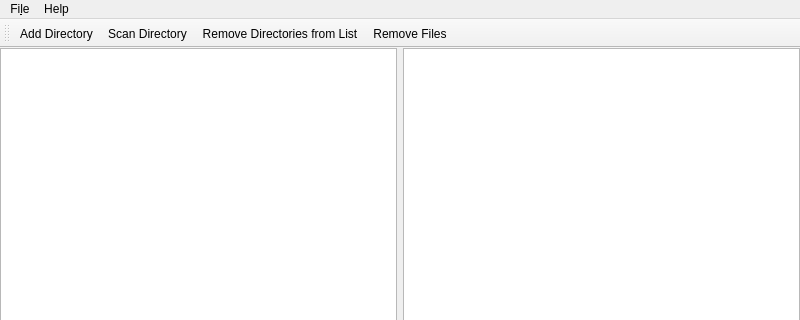
This is mainwindow.ui in nothingelsematters/similar-files as Qt 5 draws it before an edit; both pictures show x 0 to 800 and y 0 to 320 of the 800 by 600 pixel window. The edited form follows.
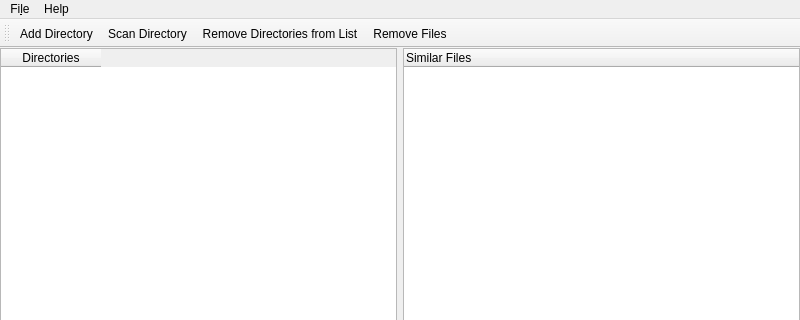
This is the edited form.

```diff
--- a/mainwindow.ui
+++ b/mainwindow.ui
@@ -32,13 +32,26 @@
       <attribute name="headerStretchLastSection">
        <bool>true</bool>
       </attribute>
+      <column>
+       <property name="text">
+        <string>Directories</string>
+       </property>
+      </column>
      </widget>
     </item>
     <item>
-     <widget class="QTableWidget" name="rightTableWidget">
+     <widget class="QTreeWidget" name="rightTreeWidget">
+      <attribute name="headerMinimumSectionSize">
+       <number>100</number>
+      </attribute>
       <attribute name="headerStretchLastSection">
        <bool>true</bool>
       </attribute>
+      <column>
+       <property name="text">
+        <string>Similar Files</string>
+       </property>
+      </column>
      </widget>
     </item>
    </layout>
```
